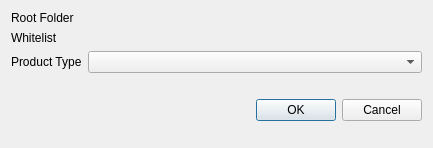
jakimowb/eo-time-series-viewer, file eotimeseriesviewer/ui/forceproductimportdialog.ui: the form before one commit.
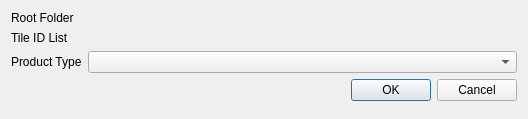
The form after the commit. Icons and pictures are not drawn. Custom widgets are drawn as their Qt base class.

Patch:
```diff
--- a/eotimeseriesviewer/ui/forceproductimportdialog.ui
+++ b/eotimeseriesviewer/ui/forceproductimportdialog.ui
@@ -6,8 +6,8 @@
    <rect>
     <x>0</x>
     <y>0</y>
-    <width>433</width>
-    <height>148</height>
+    <width>528</width>
+    <height>119</height>
    </rect>
   </property>
   <property name="windowTitle">
@@ -44,7 +44,7 @@
    <item row="1" column="0">
     <widget class="QLabel" name="label_3">
      <property name="text">
-      <string>Whitelist</string>
+      <string>Tile ID List</string>
      </property>
     </widget>
    </item>
@@ -78,8 +78,22 @@
      </property>
     </widget>
    </item>
-   <item row="5" column="0" colspan="2">
-    <widget class="QLabel" name="labelInfos">
+   <item row="3" column="0" colspan="2">
+    <layout class="QHBoxLayout" name="horizontalLayout">
+     <property name="spacing">
+      <number>2</number>
+     </property>
+     <property name="topMargin">
+      <number>0</number>
+     </property>
+     <item>
+      <widget class="QLabel" name="mInfoLabel">
+       <property name="sizePolicy">
+        <sizepolicy hsizetype="Preferred" vsizetype="Preferred">
+         <horstretch>1</horstretch>
+         <verstretch>0</verstretch>
+        </sizepolicy>
+       </property>
      <property name="text">
       <string/>
      </property>
@@ -87,12 +101,18 @@
       <enum>Qt::MarkdownText</enum>
      </property>
      <property name="alignment">
-      <set>Qt::AlignCenter</set>
+        <set>Qt::AlignLeading|Qt::AlignLeft|Qt::AlignVCenter</set>
      </property>
     </widget>
    </item>
-   <item row="6" column="0" colspan="2">
-    <widget class="QDialogButtonBox" name="buttonBox">
+     <item>
+      <widget class="QDialogButtonBox" name="mButtonBox">
+       <property name="sizePolicy">
+        <sizepolicy hsizetype="Preferred" vsizetype="Fixed">
+         <horstretch>0</horstretch>
+         <verstretch>0</verstretch>
+        </sizepolicy>
+       </property>
      <property name="orientation">
       <enum>Qt::Horizontal</enum>
      </property>
@@ -102,6 +122,8 @@
     </widget>
    </item>
   </layout>
+   </item>
+  </layout>
  </widget>
  <customwidgets>
   <customwidget>
```
Left out of the diff: 12 changed lines with no effect on the pictures. Lines whose indentation alone changed are shown as unchanged.
